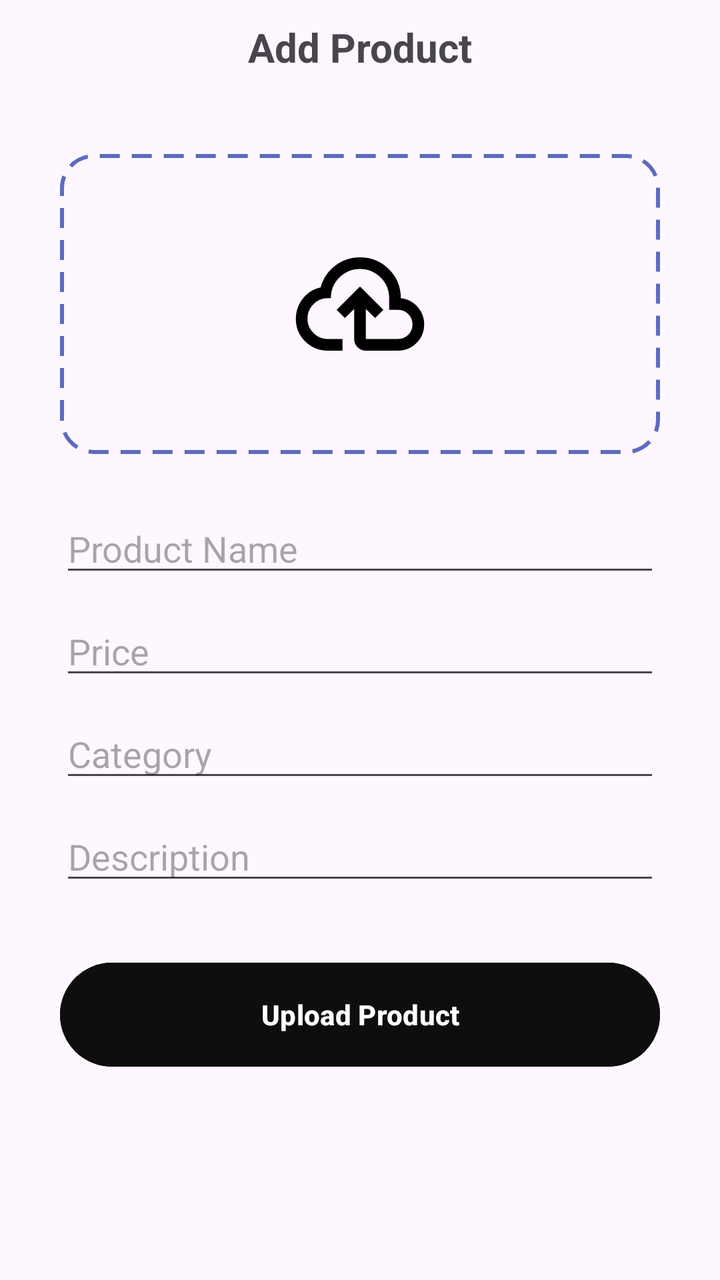
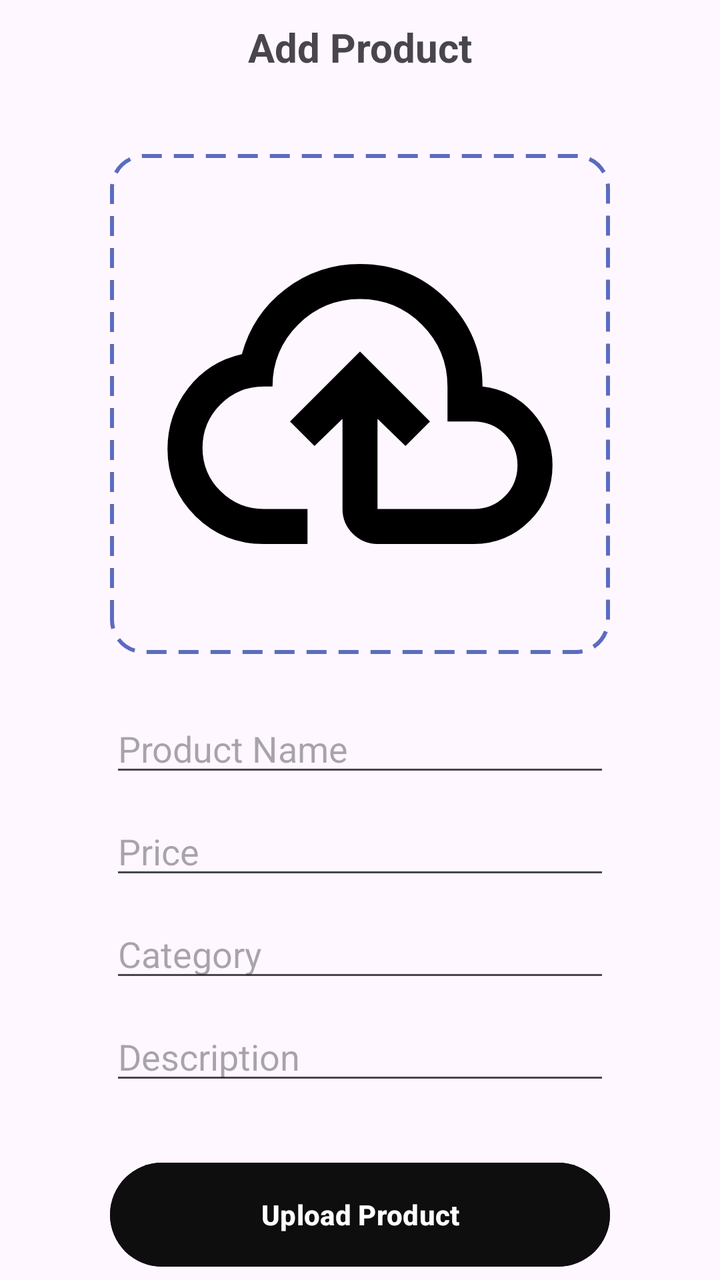

Screens rendered from an Android XML layout before and after an edit, with the pre-edit source and the edit as a unified diff.
<!-- AndroidManifest.xml: application theme Theme.ECommerceFitIn -->
<!-- res/layout/fragment_add.xml -->
<?xml version="1.0" encoding="utf-8"?>
<androidx.constraintlayout.widget.ConstraintLayout xmlns:android="http://schemas.android.com/apk/res/android"
    xmlns:app="http://schemas.android.com/apk/res-auto"
    xmlns:tools="http://schemas.android.com/tools"
    android:layout_width="match_parent"
    android:layout_height="match_parent"
    tools:context=".AddFragment">

    
    <TextView
        android:id="@+id/textView"
        android:layout_width="wrap_content"
        android:layout_height="wrap_content"
        android:layout_marginTop="10dp"
        android:text="Add Product"
        android:textSize="20sp"
        android:textStyle="bold"
        app:layout_constraintEnd_toEndOf="parent"
        app:layout_constraintStart_toStartOf="parent"
        app:layout_constraintTop_toTopOf="parent" />

    <LinearLayout
        android:id="@+id/uploadImageCard"
        android:layout_width="300dp"
        android:layout_height="150dp"
        android:layout_marginTop="40dp"
        android:background="@drawable/borderupload"
        android:gravity="center"
        android:orientation="vertical"
        app:layout_constraintEnd_toEndOf="parent"
        app:layout_constraintStart_toStartOf="parent"
        app:layout_constraintTop_toBottomOf="@+id/textView">

        <ImageView
            android:id="@+id/ivPreview"
            android:layout_width="150dp"
            android:layout_height="150dp"
            android:padding="40dp"
            android:scaleType="centerCrop"
            app:layout_constraintEnd_toEndOf="parent"
            app:layout_constraintStart_toStartOf="parent"
            app:layout_constraintTop_toBottomOf="@+id/textView"
            app:srcCompat="@drawable/upload" />
    </LinearLayout>


    <EditText
        android:id="@+id/editTextPrice"
        android:layout_width="0dp"
        android:layout_height="wrap_content"
        android:layout_marginTop="10dp"
        android:ems="14"
        android:hint="Price"
        android:inputType="text"
        app:layout_constraintEnd_toEndOf="@+id/editTextName"
        app:layout_constraintStart_toStartOf="@+id/editTextName"
        app:layout_constraintTop_toBottomOf="@+id/editTextName" />

    <EditText
        android:id="@+id/editTextName"
        android:layout_width="0dp"
        android:layout_height="wrap_content"
        android:layout_marginTop="25dp"
        android:ems="14"
        android:hint="Product Name"
        android:inputType="text"
        app:layout_constraintEnd_toEndOf="@+id/uploadImageCard"
        app:layout_constraintStart_toStartOf="@+id/uploadImageCard"
        app:layout_constraintTop_toBottomOf="@+id/uploadImageCard" />

    <EditText
        android:id="@+id/editTextCategory"
        android:layout_width="0dp"
        android:layout_height="wrap_content"
        android:layout_marginTop="10dp"
        android:ems="14"
        android:hint="Category"
        android:inputType="text"
        app:layout_constraintEnd_toEndOf="@+id/editTextPrice"
        app:layout_constraintStart_toStartOf="@+id/editTextPrice"
        app:layout_constraintTop_toBottomOf="@+id/editTextPrice" />

    <EditText
        android:id="@+id/editTextDescription"
        android:layout_width="0dp"
        android:layout_height="wrap_content"
        android:layout_marginTop="10dp"
        android:ems="14"
        android:hint="Description"
        android:inputType="text"
        app:layout_constraintEnd_toEndOf="@+id/editTextCategory"
        app:layout_constraintStart_toStartOf="@+id/editTextCategory"
        app:layout_constraintTop_toBottomOf="@+id/editTextCategory" />

    <Button
        android:id="@+id/btnUpload"
        android:layout_width="0dp"
        android:layout_height="60dp"
        android:layout_marginTop="30dp"
        android:backgroundTint="@color/black"
        android:text="Upload Product"
        android:textColor="@color/white"
        android:textStyle="bold"
        app:layout_constraintEnd_toEndOf="@+id/editTextDescription"
        app:layout_constraintStart_toStartOf="@+id/editTextDescription"
        app:layout_constraintTop_toBottomOf="@+id/editTextDescription" />
</androidx.constraintlayout.widget.ConstraintLayout>
<!-- resources referenced by this layout -->
<resources>
  <color name="black">#0F0E0E</color>
  <color name="white">#FFFFFFFF</color>
  <!-- drawable borderupload (drawable) -->
  <?xml version="1.0" encoding="utf-8"?>
  <shape xmlns:android="http://schemas.android.com/apk/res/android"
      android:shape="rectangle">
  
      
      <corners android:radius="16dp"/>
  
      
      <stroke
          android:width="2dp"
          android:color="#5C6BC0"
          android:dashWidth="10dp"
          android:dashGap="6dp"/>
  
  </shape>
  <!-- drawable upload (drawable) -->
  <vector xmlns:android="http://schemas.android.com/apk/res/android" android:height="24dp" android:tint="#000000" android:viewportHeight="960" android:viewportWidth="960" android:width="24dp">
        
      <path android:fillColor="@android:color/white" android:pathData="M260,800Q169,800 104.5,737Q40,674 40,583Q40,505 87,444Q134,383 210,366Q235,274 310,217Q385,160 480,160Q597,160 678.5,241.5Q760,323 760,440L760,440L760,440Q829,448 874.5,499.5Q920,551 920,620Q920,695 867.5,747.5Q815,800 740,800L520,800Q487,800 463.5,776.5Q440,753 440,720L440,514L376,576L320,520L480,360L640,520L584,576L520,514L520,720Q520,720 520,720Q520,720 520,720L740,720Q782,720 811,691Q840,662 840,620Q840,578 811,549Q782,520 740,520L680,520L680,440Q680,357 621.5,298.5Q563,240 480,240Q397,240 338.5,298.5Q280,357 280,440L260,440Q202,440 161,481Q120,522 120,580Q120,638 161,679Q202,720 260,720L360,720L360,800L260,800ZM480,520L480,520L480,520Q480,520 480,520Q480,520 480,520L480,520L480,520Q480,520 480,520Q480,520 480,520L480,520Q480,520 480,520Q480,520 480,520L480,520Q480,520 480,520Q480,520 480,520Q480,520 480,520Q480,520 480,520L480,520L480,520Q480,520 480,520Q480,520 480,520Q480,520 480,520Q480,520 480,520L480,520Q480,520 480,520Q480,520 480,520Q480,520 480,520Q480,520 480,520L480,520Z" />
  
  </vector>
  <style name="Theme.ECommerceFitIn" parent="Base.Theme.ECommerceFitIn" />
  <style name="Base.Theme.ECommerceFitIn" parent="Theme.Material3.DayNight.NoActionBar">
          
          
      </style>
</resources>

<!-- the commit's change to res/layout/fragment_add.xml (unified diff, before → after) -->
@@ -21,8 +21,8 @@
 
     <LinearLayout
         android:id="@+id/uploadImageCard"
-        android:layout_width="300dp"
-        android:layout_height="150dp"
+        android:layout_width="250dp"
+        android:layout_height="250dp"
         android:layout_marginTop="40dp"
         android:background="@drawable/borderupload"
         android:gravity="center"
@@ -33,9 +33,9 @@
 
         <ImageView
             android:id="@+id/ivPreview"
-            android:layout_width="150dp"
-            android:layout_height="150dp"
-            android:padding="40dp"
+            android:layout_width="220dp"
+            android:layout_height="220dp"
+            android:padding="5dp"
             android:scaleType="centerCrop"
             app:layout_constraintEnd_toEndOf="parent"
             app:layout_constraintStart_toStartOf="parent"
